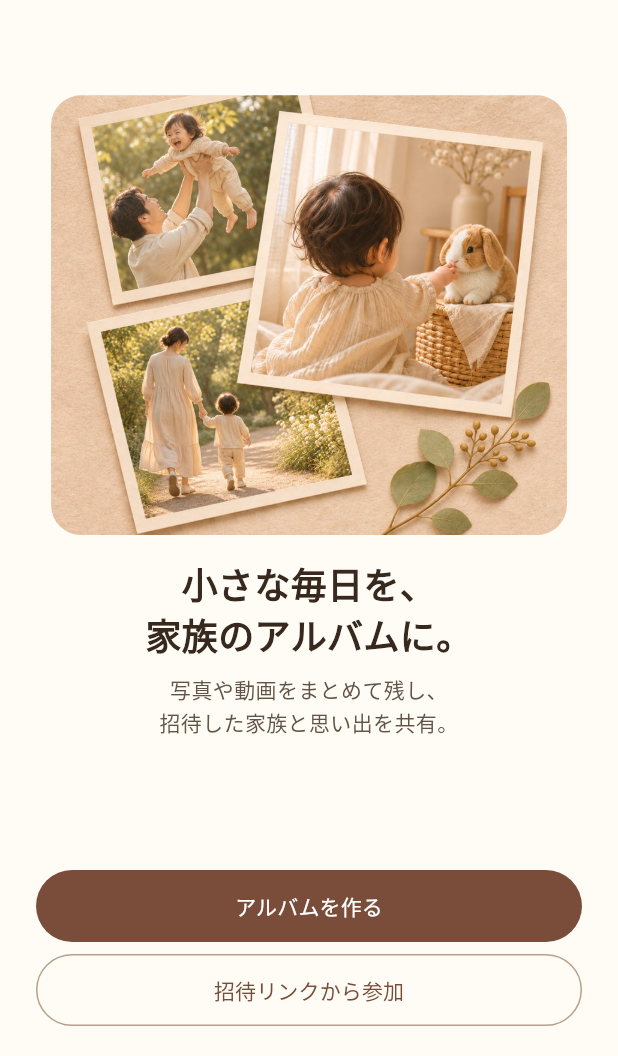
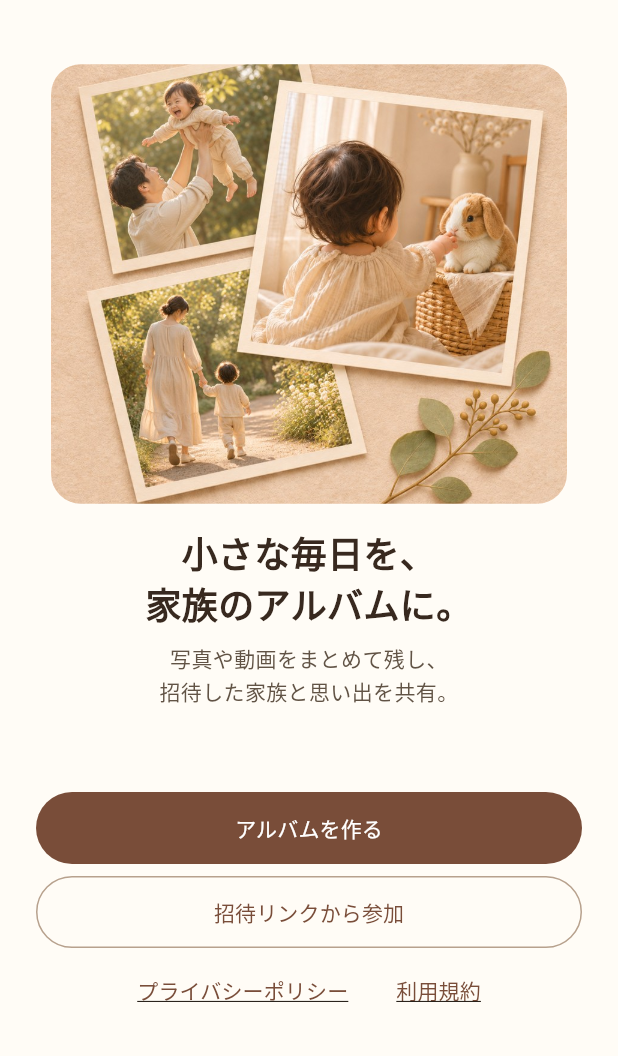
Before and after one commit to ryamazura-cloud/sukusuku-ios-build, a Flutter app: the WelcomeScreen screen opened directly with empty values, on a phone screen of 412 x 824 dp, the part 180-1236 px from its top. Run offline on Flutter 3.47's test engine with Material 3 defaults, Android fonts, the phone set to English and light mode, and no system bars; our stand-ins replace firebase_auth, firebase_core, firebase_messaging, flutter_image_compress, flutter_riverpod, go_router and 2 more; missing offline and left inert: video_compress; accounts and stored records are empty.

Commit message:
Add legal links and disable usage reporting

```diff
--- /dev/null
+++ b/mobile/lib/features/family/legal_document.dart
@@ -0,0 +1,25 @@
+import 'package:flutter/material.dart';
+import 'package:flutter/services.dart';
+import 'package:url_launcher/url_launcher.dart';
+
+enum LegalDocument {
+  privacyPolicy('プライバシーポリシー', '/privacy-policy/'),
+  terms('利用規約', '/terms/');
+
+  const LegalDocument(this.label, this.path);
+
+  final String label;
+  final String path;
+
+  Future<void> open(BuildContext context) async {
+    final url = Uri.https('sukusuku.wisemap.biz', path);
+    try {
+      if (await launchUrl(url, mode: LaunchMode.externalApplication)) return;
+    } on PlatformException {
+      // Show the same message when the browser cannot be started.
+    }
+    if (!context.mounted) return;
+    ScaffoldMessenger.of(context)
+        .showSnackBar(SnackBar(content: Text('$labelを開けませんでした。')));
+  }
+}
--- a/mobile/lib/features/family/welcome_screen.dart
+++ b/mobile/lib/features/family/welcome_screen.dart
@@ -1,4 +1,6 @@
 import 'package:flutter/material.dart';
+
+import 'legal_document.dart';
 
 class WelcomeScreen extends StatelessWidget {
   const WelcomeScreen({required this.onCreateAlbum, super.key});
@@ -124,6 +126,26 @@ class WelcomeScreen extends StatelessWidget {
                         onPressed: () => _showInviteInstructions(context),
                         child: const Text('招待リンクから参加'),
                       ),
+                      const SizedBox(height: 4),
+                      Wrap(
+                        alignment: WrapAlignment.center,
+                        spacing: 8,
+                        children: [
+                          for (final document in LegalDocument.values)
+                            TextButton(
+                              style: TextButton.styleFrom(
+                                foregroundColor: _brown,
+                              ),
+                              onPressed: () => document.open(context),
+                              child: Text(
+                                document.label,
+                                style: const TextStyle(
+                                  decoration: TextDecoration.underline,
+                                ),
+                              ),
+                            ),
+                        ],
+                      ),
                     ],
                   ),
                 ),
```
Also changed, not shown: mobile/lib/features/album/foreground_usage.dart (deleted, +0 -51 lines), mobile/lib/features/album/settings_screens.dart (+1 -22 lines), mobile/lib/features/family/album_entry.dart (+0 -10 lines), mobile/lib/features/family/family_screen.dart (+21 -1 lines), 5 other files.
